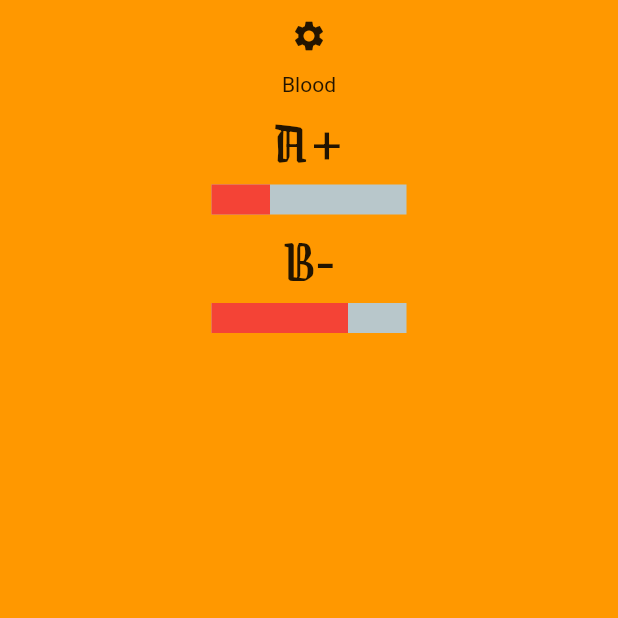
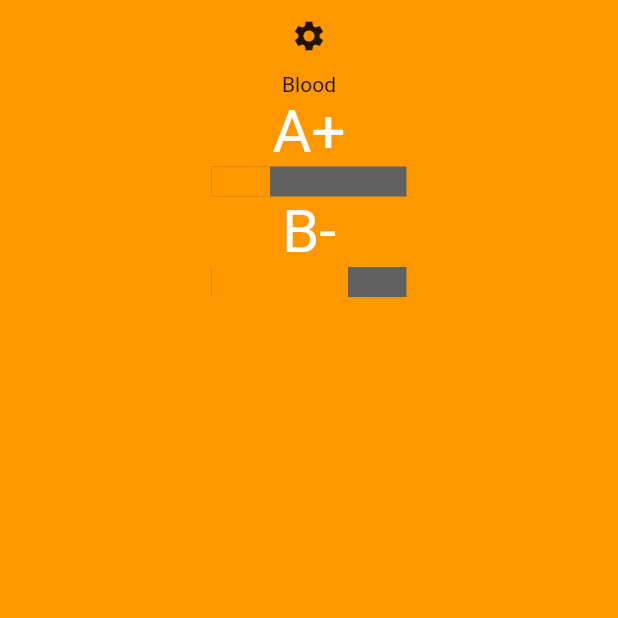
Before and after one commit to devwerewolf/monstr_app, a Flutter app: the SurvivalPage screen opened by its route, on a phone screen of 412 x 824 dp, the top half of it. Run offline on Flutter 3.47's test engine with Material 2 defaults, Android fonts, the phone set to English and light mode, and no system bars; drawn by our look-alikes of percent_indicator; our stand-ins replace bloc, cloud_firestore, flutter_bloc, time; missing offline and left inert: flutter_suncalc; accounts and stored records are empty.

Commit message:
D E S I G N ™

```diff
--- a/lib/components/blood_stats.dart
+++ b/lib/components/blood_stats.dart
@@ -1,5 +1,6 @@
 import 'package:flutter/material.dart';
-import 'package:monstr_app/components/title_text.dart';
+import 'package:monstr_app/constants/custom_theme.dart';
+import 'package:monstr_app/design/title_text.dart';
 import 'package:monstr_app/models/blood.dart';
 import 'package:percent_indicator/percent_indicator.dart';
 
@@ -17,11 +18,20 @@ class _BloodStatsState extends State<BloodStats> {
   Widget build(BuildContext context) {
     return Column(
       children: [
-        TitleText(text: widget.blood.type,),
+        // TitleText(text: widget.blood.type,),
+        Text(
+          widget.blood.type,
+          style: TextStyle(
+            color: HomePageTextColor,
+            fontSize: 40,
+          ),
+          textAlign: TextAlign.center,
+        ),
         LinearPercentIndicator(
           width: 150,
           lineHeight: 20,
-          progressColor: Colors.red,
+          progressColor: Colors.orange,
+          backgroundColor: Colors.grey[700],
           percent: widget.blood.percentageAmount,
           alignment: MainAxisAlignment.center,
         ),
--- /dev/null
+++ b/lib/constants/custom_theme.dart
@@ -0,0 +1,4 @@
+import 'package:flutter/material.dart';
+
+const Color HomePagePanelColor = const Color(0xff38006b);
+const Color HomePageTextColor = Colors.white;
--- a/lib/design/panel.dart
+++ b/lib/design/panel.dart
@@ -1,11 +1,17 @@
 import 'package:flutter/material.dart';
 import 'package:monstr_app/design/full_size_container.dart';
+import 'package:monstr_app/design/panel_list.dart';
 
 class Panel extends StatefulWidget {
   final Color color;
   final Widget item;
 
   Panel({ @required this.item, this.color });
+
+  static List<Panel> list({List<Widget> widgets, Color panelColor}) {
+    var panelItems = widgets.map((widget) => Panel(item: widget, color: panelColor)).toList();
+    return panelItems;
+  }
 
   @override
   _PanelState createState() => _PanelState();
--- a/lib/pages/home_page.dart
+++ b/lib/pages/home_page.dart
@@ -2,6 +2,7 @@ import 'package:flutter/material.dart';
 // import 'package:monstr_app/components/sun_moon_cycle.dart';
 import 'package:monstr_app/pages/home_page/cosmos_panel_list.dart';
 import 'package:monstr_app/pages/home_page/love_panel_list.dart';
+import 'package:monstr_app/pages/home_page/panel_list_divider.dart';
 import 'package:monstr_app/pages/home_page/survival_panel_list.dart';
 
 class HomePage extends StatelessWidget {
@@ -12,7 +13,9 @@ class HomePage extends StatelessWidget {
         child: Column(
           children: [
             CosmosPanelList(),
+            PanelListDivider(color: Colors.green),
             LovePanelList(),
+            PanelListDivider(color: Colors.orange),
             SurvivalPanelList(),
           ],
         ),
--- a/lib/pages/home_page/cosmos_panel_list.dart
+++ b/lib/pages/home_page/cosmos_panel_list.dart
@@ -1,5 +1,6 @@
 import 'package:flutter/material.dart';
 import 'package:monstr_app/components/sun_moon_cycle.dart';
+import 'package:monstr_app/constants/custom_theme.dart';
 import 'package:monstr_app/design/panel_list.dart';
 
 class CosmosPanelList extends StatelessWidget {
@@ -9,7 +10,7 @@ class CosmosPanelList extends StatelessWidget {
 
     return PanelList(
       route: "/cosmos",
-      color: Colors.purple,
+      color: HomePagePanelColor,
       items: [
         SunMoonCycle(context),
       ],
--- a/lib/pages/survival_page.dart
+++ b/lib/pages/survival_page.dart
@@ -6,7 +6,6 @@ class SurvivalPage extends StatelessWidget {
   @override
   Widget build(BuildContext context) {
     String route = ModalRoute.of(context).settings.name;
-    print(route);
 
     return Scaffold(
       body: Container(
```
Also changed, not shown: lib/components/sun_moon_cycle.dart (+19 -19 lines), lib/pages/home_page/love_panel_list.dart (+15 -5 lines), lib/pages/home_page/panel_list_divider.dart (added, +25 -0 lines), lib/pages/home_page/survival_panel_list.dart (+7 -2 lines), lib/design/title_text.dart (renamed from lib/components/title_text.dart).
